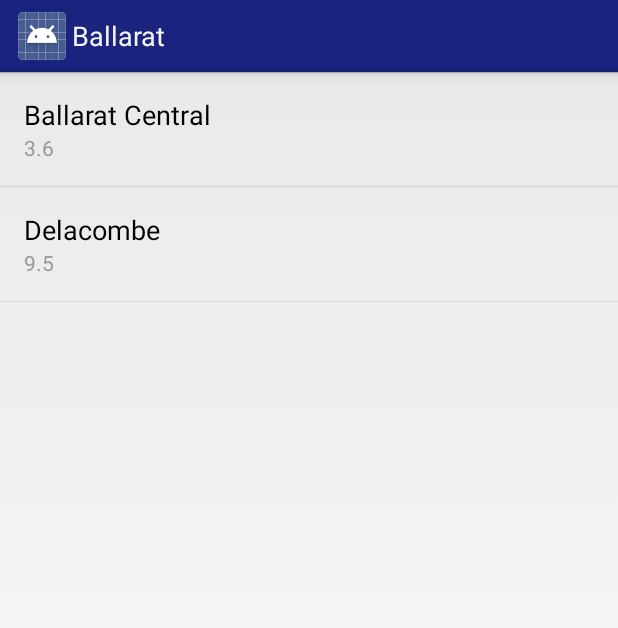
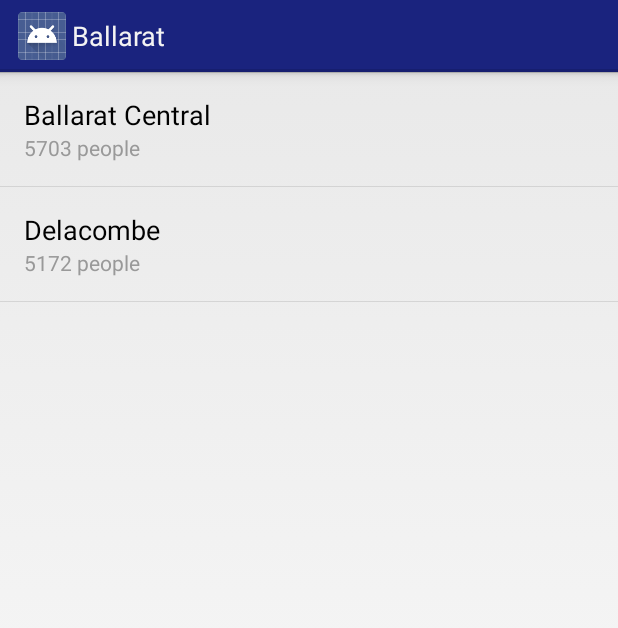
Before and after one commit to archanox/govhack-android, an Android app: the fragment NeighbourhoodListFragment shown on its own in the app's theme, on a phone screen of 412 x 824 dp. Shown: the top 628 px of the screen. Run offline under Robolectric (Android 15) with nearby library versions, the phone set to English and light mode, and no system bars; 1 statement that could not run was skipped.

Commit message:
Add population data to Neighbourhoods

```diff
--- a/app/src/main/assets/json/stats.json
+++ b/app/src/main/assets/json/stats.json
@@ -1,6 +1,7 @@
 [
     {
       "suburb": "Ballarat Central",
+      "population": 5703,
       "populationDensity": 1582.4,
       "area": 3.6,
       "landUses": [
@@ -105,6 +106,7 @@
     },
     {
       "suburb": "Delacombe",
+      "population": 5172,
       "populationDensity": 541.9,
       "area": 9.5,
       "landUses": [
--- a/app/src/main/java/au/gov/vic/ballarat/ballarat/NeighbourhoodListFragment.java
+++ b/app/src/main/java/au/gov/vic/ballarat/ballarat/NeighbourhoodListFragment.java
@@ -107,7 +107,7 @@ public class NeighbourhoodListFragment extends ListFragment {
             /** Set data to your Views. */
             NeighbourhoodItem item = mNeighbourhoodItems.get(position);
             view.suburbNameTextView.setText(item.getSuburb());
-            view.populationTextView.setText(Float.toString(item.getArea()));
+            view.populationTextView.setText(Integer.toString(item.getPopulation()) + " people");
 
             return rowView;
         }
--- a/app/src/main/java/au/gov/vic/ballarat/ballarat/pojo/NeighbourhoodItem.java
+++ b/app/src/main/java/au/gov/vic/ballarat/ballarat/pojo/NeighbourhoodItem.java
@@ -8,6 +8,7 @@ import java.util.ArrayList;
  */
 public class NeighbourhoodItem implements Serializable {
     private String suburb;
+    private int population;
     private float populationDensity;
     private float area;
     private ArrayList<LandUse> landUses = new ArrayList<LandUse>();
@@ -60,6 +61,14 @@ public class NeighbourhoodItem implements Serializable {
 
     public void setKeyStats(ArrayList<KeyStat> keyStats) {
         this.keyStats = keyStats;
+    }
+
+    public int getPopulation() {
+        return population;
+    }
+
+    public void setPopulation(int population) {
+        this.population = population;
     }
 
     private class LandUse implements Serializable {
```
